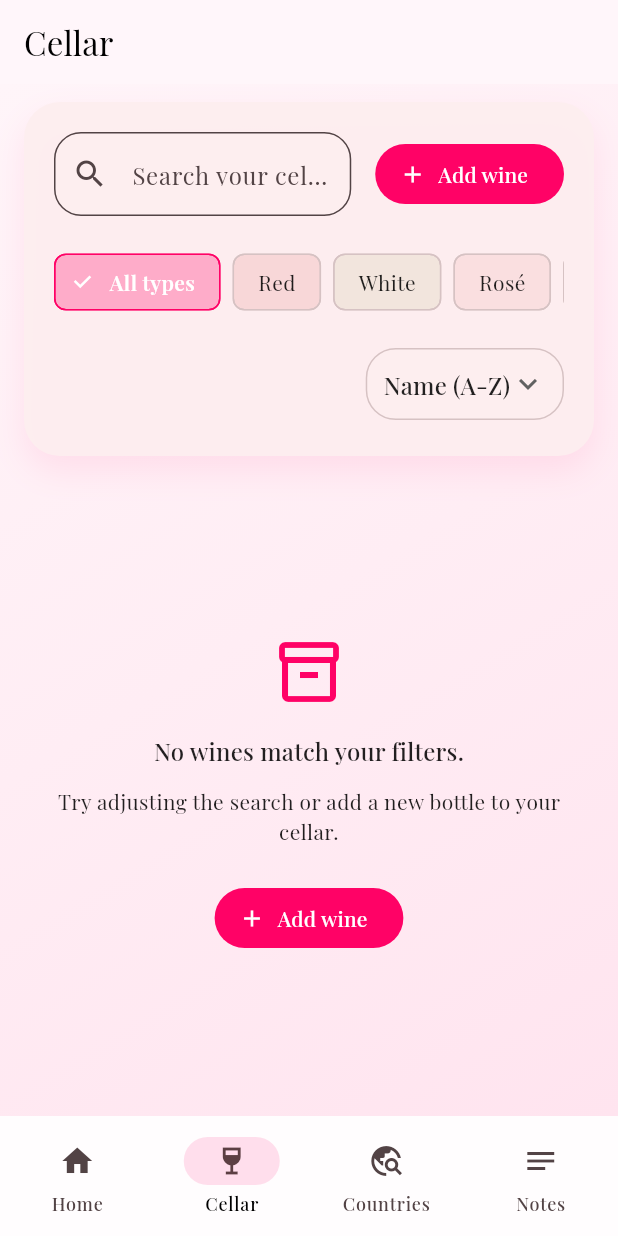
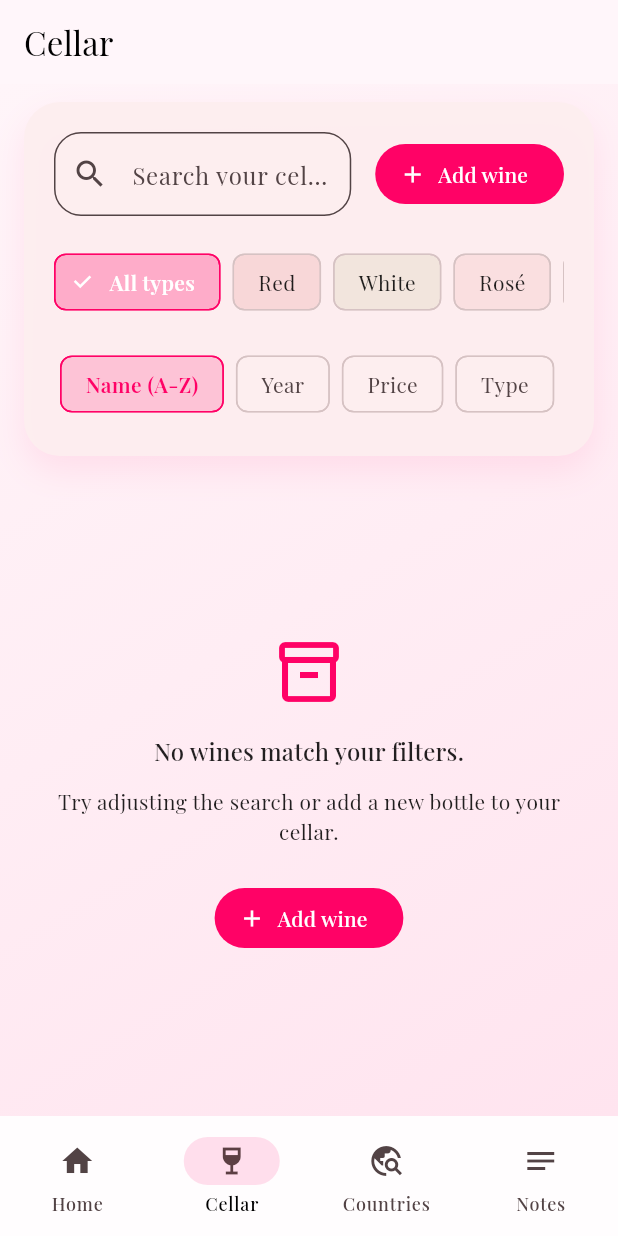
Before and after one commit to Ferrea-96/wiih, a Flutter app: the screen it shows once a user with an empty profile is signed in, item 2 of the bottom bar chosen, on a phone screen of 412 x 824 dp. Run offline on Flutter 3.47's test engine with Material 3 defaults, Android fonts, the phone set to English and light mode, and no system bars; our stand-ins replace cloud_firestore, firebase_auth, firebase_core, firebase_storage, flutter_image_compress, google_fonts and 4 more; missing offline and left inert: firebase_app_check; accounts and stored records are empty.

Commit message:
refactor: replace dropdown sorting with choice chips for improved usability in CellarPage

```diff
--- a/lib/src/features/cellar/presentation/pages/cellar_page.dart
+++ b/lib/src/features/cellar/presentation/pages/cellar_page.dart
@@ -175,36 +175,7 @@ class _CellarPageState extends State<CellarPage> {
                 const SizedBox(height: 16),
                 _buildFilterChips(),
                 const SizedBox(height: 16),
-                Align(
-                  alignment: Alignment.centerRight,
-                  child: DecoratedBox(
-                    decoration: BoxDecoration(
-                      color: theme.colorScheme.surface.withOpacity(0.7),
-                      borderRadius: BorderRadius.circular(20),
-                      border: Border.all(
-                        color: theme.colorScheme.outlineVariant,
-                      ),
-                    ),
-                    child: Padding(
-                      padding: const EdgeInsets.symmetric(horizontal: 12),
-                      child: DropdownButtonHideUnderline(
-                        child: DropdownButton<String>(
-                          value: selectedSortOption,
-                          icon: const Icon(Icons.keyboard_arrow_down),
-                          onChanged: _onSortChanged,
-                          items: _sortOptions
-                              .map(
-                                (option) => DropdownMenuItem<String>(
-                                  value: option.value,
-                                  child: Text(option.label),
-                                ),
-                              )
-                              .toList(growable: false),
-                        ),
-                      ),
-                    ),
-                  ),
-                ),
+                _buildSortChips(theme),
               ],
             ),
           ),
@@ -246,6 +217,37 @@ class _CellarPageState extends State<CellarPage> {
                 color:
                     isSelected ? typeColor : theme.colorScheme.outlineVariant,
               ),
+            ),
+          );
+        }).toList(growable: false),
+      ),
+    );
+  }
+
+  Widget _buildSortChips(ThemeData theme) {
+    return SingleChildScrollView(
+      scrollDirection: Axis.horizontal,
+      padding: const EdgeInsets.symmetric(horizontal: 4),
+      child: Row(
+        children: _sortOptions.map((option) {
+          final isSelected = selectedSortOption == option.value;
+          final color = theme.colorScheme.primary;
+          return Padding(
+            padding: const EdgeInsets.only(right: 8),
+            child: ChoiceChip(
+              label: Text(option.label),
+              selected: isSelected,
+              onSelected: (_) => _onSortChanged(option.value),
+              selectedColor: color.withOpacity(0.18),
+              backgroundColor: theme.colorScheme.surface.withOpacity(0.7),
+              labelStyle: theme.textTheme.bodyMedium?.copyWith(
+                color: isSelected ? color : theme.colorScheme.onSurfaceVariant,
+                fontWeight: isSelected ? FontWeight.w600 : null,
+              ),
+              side: BorderSide(
+                color: isSelected ? color : theme.colorScheme.outlineVariant,
+              ),
+              showCheckmark: false,
             ),
           );
         }).toList(growable: false),
@@ -369,7 +371,7 @@ class _CellarPageState extends State<CellarPage> {
                       ),
                       const SizedBox(height: 8),
                       Text(
-                        '${wine.winery} Ã¢â‚¬Â¢ ${wine.country}',
+                        '${wine.winery} ÃƒÂ¢Ã¢â€šÂ¬Ã‚Â¢ ${wine.country}',
                         style: theme.textTheme.bodyMedium?.copyWith(
                           color: theme.colorScheme.onSurfaceVariant,
                         ),
```
